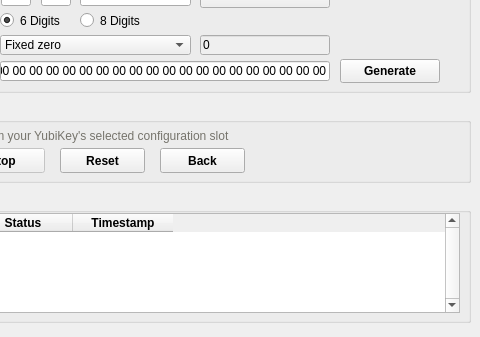
Old version of the form src/ui/oathpage.ui in the repository Yubico/yubikey-personalization-gui-dpkg; both pictures show x 250 to 730 and y 313 to 650 of the 730 by 650 pixel window.
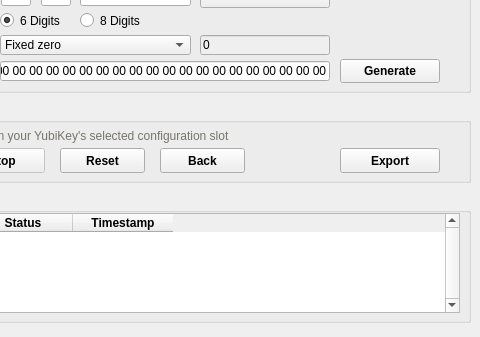
New version of the form. The open tabs and pages were chosen to show the change. Icons and pictures are not drawn.

```diff
--- a/src/ui/oathpage.ui
+++ b/src/ui/oathpage.ui
@@ -1880,6 +1880,35 @@
       <bool>false</bool>
      </property>
     </widget>
+    <widget class="QPushButton" name="advExportConfigBtn">
+     <property name="geometry">
+      <rect>
+       <x>580</x>
+       <y>45</y>
+       <width>100</width>
+       <height>25</height>
+      </rect>
+     </property>
+     <property name="whatsThis">
+      <string/>
+     </property>
+     <property name="styleSheet">
+      <string notr="true">font: 12px;
+font-weight: bold;</string>
+     </property>
+     <property name="text">
+      <string>Export</string>
+     </property>
+     <property name="autoExclusive">
+      <bool>false</bool>
+     </property>
+     <property name="default">
+      <bool>false</bool>
+     </property>
+     <property name="flat">
+      <bool>false</bool>
+     </property>
+    </widget>
    </widget>
    <widget class="QGroupBox" name="advProgramMulKeysBox">
     <property name="geometry">
```
Left out of the diff: 2 changed lines with no effect on the pictures.
